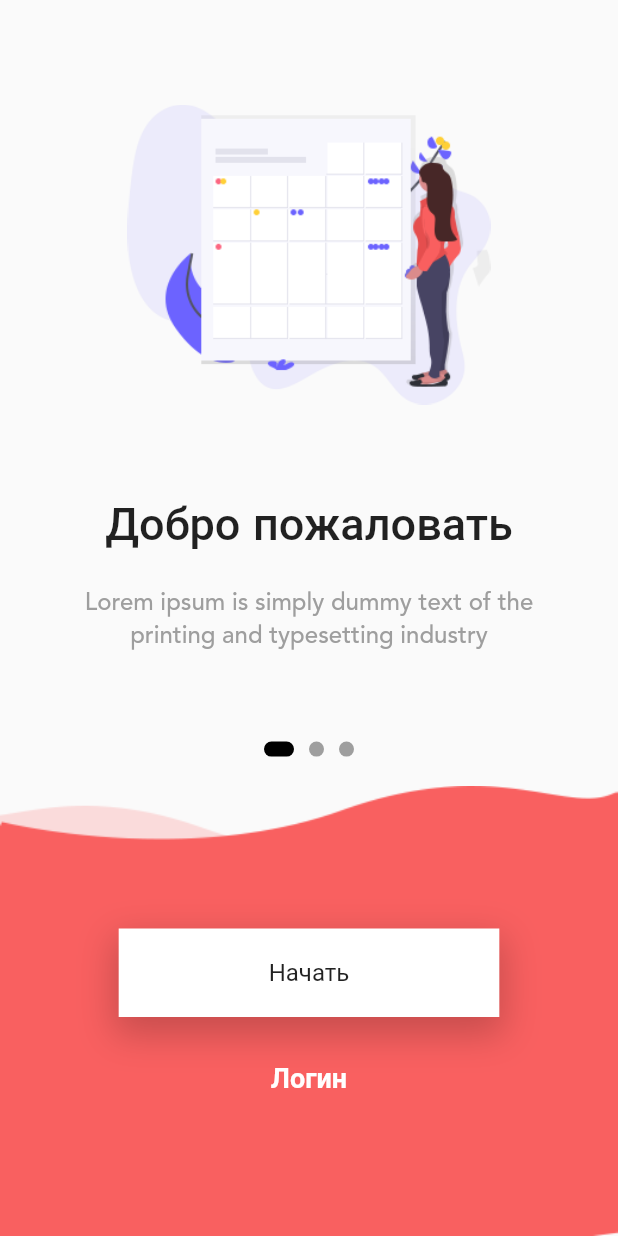
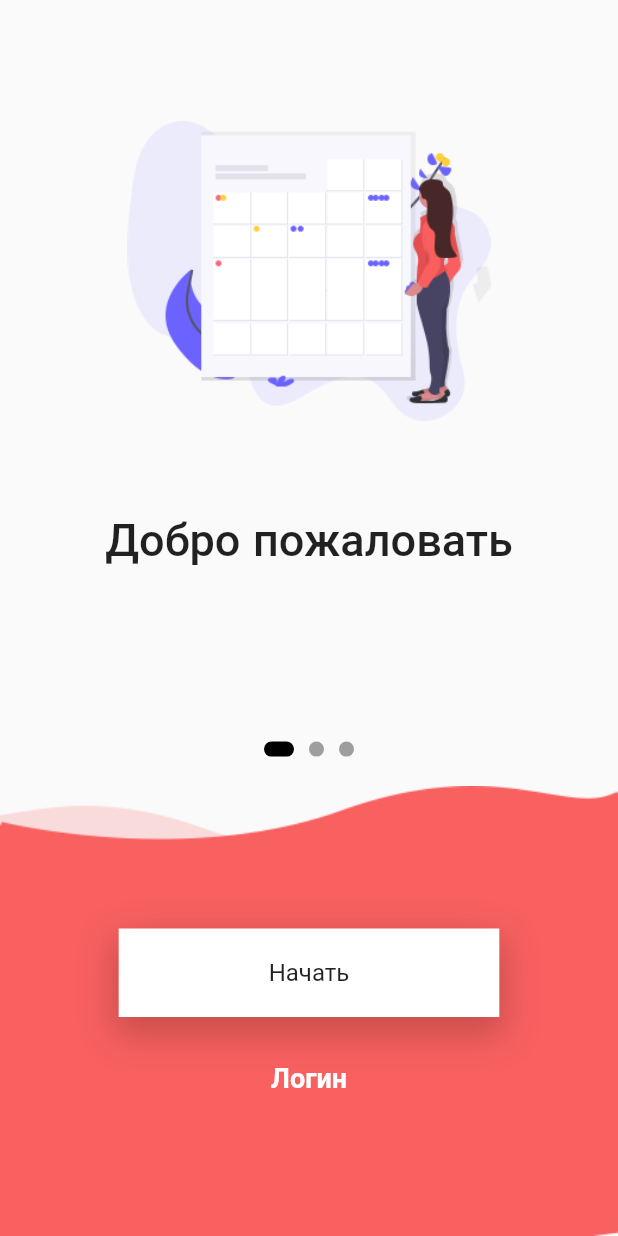
Before and after one commit to vlangrin/FlutterApp2, a Flutter app: the screen it shows after launch, on a phone screen of 412 x 824 dp. Run offline on Flutter 3.47's test engine with Material 2 defaults, Android fonts, the phone set to English and light mode, and no system bars; our stand-ins replace flutter_slidable, table_calendar.

Commit message:
Update Onboarding.dart

```diff
--- a/lib/Onboarding.dart
+++ b/lib/Onboarding.dart
@@ -140,7 +140,7 @@ class _onboardingState extends State<onboarding> {
         Container(
           padding: EdgeInsets.symmetric(vertical: 10, horizontal: 40),
           child: Text(
-            "Lorem ipsum is simply dummy text of the printing and typesetting industry",
+            "",
             style: TextStyle(fontSize: 16, color: Colors.grey),
             textAlign: TextAlign.center,
           ),
```
